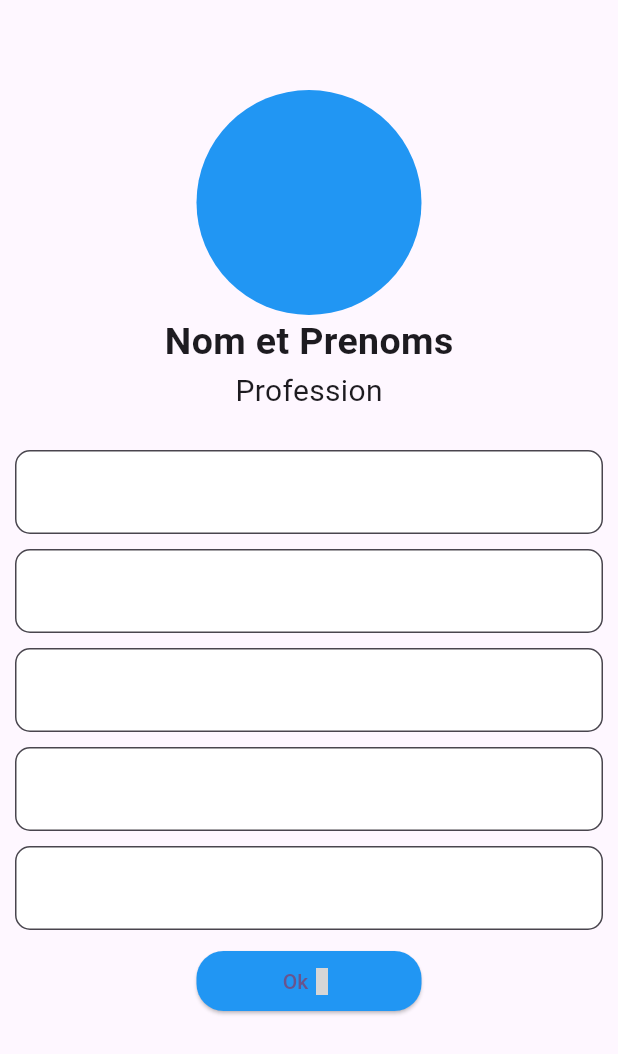
After one commit to CyrilleValentin/IdScan_App, a Flutter app: the Profile screen opened directly, on a phone screen of 412 x 824 dp. The commit adds this screen. Shown: the top 1054 px of the screen. Run offline on Flutter 3.47's test engine with Material 3 defaults, Android fonts, the light colour scheme and no system bars; our stand-ins replace eva_icons_flutter, flutter_onboarding_slider, lottie, toastification, vibration; missing offline and left inert: qr_code_scanner, web3dart, web3modal_flutter; Roboto replaces fonts that are missing (fonts/Pacifico-Regular.ttf); statements that could not run were skipped; project files that could hold a hidden picture were left out; grey boxes are pictures that could not be loaded.

Commit message:
chore: Informations Page

```diff
--- a/lib/configs/constants/constant.dart
+++ b/lib/configs/constants/constant.dart
@@ -6,6 +6,7 @@ import 'package:web3dart/web3dart.dart';
 const String loti1 = "lotties/loti1.json";
 const String loti2 = "lotties/loti2.json";
 const String abi = "assets/contract_abi.json";
+const String pacifico = "fonts/Pacifico-Regular.ttf";
 
 // Replace YOUR_INFURA_PROJECT_ID with your Infura project ID
 String infuraProjectId = '205071a497c2419685eba87dd2214653';
--- a/lib/main.dart
+++ b/lib/main.dart
@@ -1,7 +1,7 @@
 
 import 'package:flutter/material.dart';
 import 'package:w3b_app/onBoading/onBoarding.dart';
-import 'package:w3b_app/pages/homePage.dart';
+import 'package:w3b_app/pages/profile.dart';
 
 
 void main() {
@@ -21,6 +21,7 @@ class MyApp extends StatelessWidget {
         useMaterial3: true,
       ),
       home:  const OnBoarding(),
+
     );
   }
 }
--- a/lib/onBoading/onBoarding.dart
+++ b/lib/onBoading/onBoarding.dart
@@ -19,7 +19,7 @@ class OnBoarding extends StatefulWidget {
 
 class _OnBoardingState extends State<OnBoarding> {
   late W3MService _w3mService;
-  String address = "";
+
 
   @override
   void initState() {
@@ -71,6 +71,7 @@ class _OnBoardingState extends State<OnBoarding> {
   @override
   void dispose() {
     super.dispose();
+    _w3mService.disconnect();
   }
 
   @override
--- /dev/null
+++ b/lib/pages/profile.dart
@@ -0,0 +1,100 @@
+import 'package:eva_icons_flutter/eva_icons_flutter.dart';
+import 'package:flutter/material.dart';
+import 'package:w3b_app/configs/constants/constant.dart';
+import 'package:w3b_app/configs/routes/navigator.dart';
+import 'package:w3b_app/pages/scan.dart';
+import 'package:w3b_app/widgets/input.dart';
+
+class Profile extends StatefulWidget {
+  const Profile({super.key});
+
+  @override
+  State<Profile> createState() => _ProfileState();
+}
+
+class _ProfileState extends State<Profile> {
+  @override
+  Widget build(BuildContext context) {
+    return Scaffold(
+      body: Padding(
+        padding: const EdgeInsets.only(top: 60),
+        child: Column(
+          children: [
+            Container(
+              width: MediaQuery.of(context).size.width,
+              height: 230,
+              child: Column(children: [
+                Container(
+                  width: 150,
+                  height: 150,
+                  decoration: BoxDecoration(
+                      color: Colors.blue,
+                      borderRadius: BorderRadius.circular(100)),
+                ),
+                const Text(
+                  'Nom et Prenoms',
+                  style: TextStyle(
+                      fontSize: 25,
+                      fontWeight: FontWeight.bold,
+                      fontFamily: pacifico),
+                ),
+                const Text(
+                  'Profession',
+                  style: TextStyle(fontSize: 20, fontFamily: pacifico),
+                ),
+              ]),
+            ),
+            Expanded(
+              child: SizedBox(
+                width: MediaQuery.of(context).size.width,
+                child: Padding(
+                  padding: const EdgeInsets.all(10.0),
+                  child: Column(children: [
+                    myInput(),
+                    const SizedBox(
+                      height: 10,
+                    ),
+                    myInput(),
+                    const SizedBox(
+                      height: 10,
+                    ),
+                    myInput(),
+                    const SizedBox(
+                      height: 10,
+                    ),
+                    myInput(),
+                    const SizedBox(
+                      height: 10,
+                    ),
+                    myInput(),
+                    const SizedBox(
+                      height: 10,
+                    ),
+                    SizedBox(
+                      width:150,
+                      child: ElevatedButton(
+                      style: ElevatedButton.styleFrom(
+                        backgroundColor: Colors.blue,
+                        shape: RoundedRectangleBorder(
+                          borderRadius: BorderRadius.circular(18.0),
+                        ),
+                      ),
+                      onPressed: () {
+                        navigatorDelete(context, const ScanPage());
+                      },
+                      child: const Row(
+                        mainAxisAlignment: MainAxisAlignment.center,
+                        children: [Text('Ok'), Icon(EvaIcons.checkmark)],
+                      ),
+                    ),
+                    )
+                  ]),
+                ),
+              ),
+            )
+          ],
+        ),
+      ),
+    );
+  }
+}
--- /dev/null
+++ b/lib/widgets/input.dart
@@ -0,0 +1,33 @@
+import 'package:flutter/material.dart';
+
+Widget myInput({
+  bool readOnly = true,
+  bool obscureText = false,
+  Widget? suffixIcon,
+  String? Function(String?)? validator,
+  void Function(String?)? onSaved,
+}) {
+  return TextFormField(
+   readOnly: readOnly,
+    obscureText: obscureText,
+    decoration: InputDecoration(
+      suffixIcon: suffixIcon,
+      border: OutlineInputBorder(
+        borderRadius: BorderRadius.circular(10),
+      ),
+      filled: true,
+      fillColor: Colors.white,
+      errorStyle: const TextStyle(
+        color: Colors.red,
+        fontSize: 12,
+      ),
+      errorBorder: OutlineInputBorder(
+        borderRadius: BorderRadius.circular(30),
+        borderSide: const BorderSide(color: Colors.red, width: 1),
+      ),
+    ),
+    keyboardType: obscureText ? TextInputType.text : TextInputType.emailAddress,
+    validator: validator,
+    onSaved: onSaved,
+  );
+}
```
Also changed, not shown: lib/configs/provider.dart (deleted, +0 -68 lines), pubspec.yaml (+9 -4 lines), fonts/Pacifico-Regular.ttf (added), pubspec.lock.
